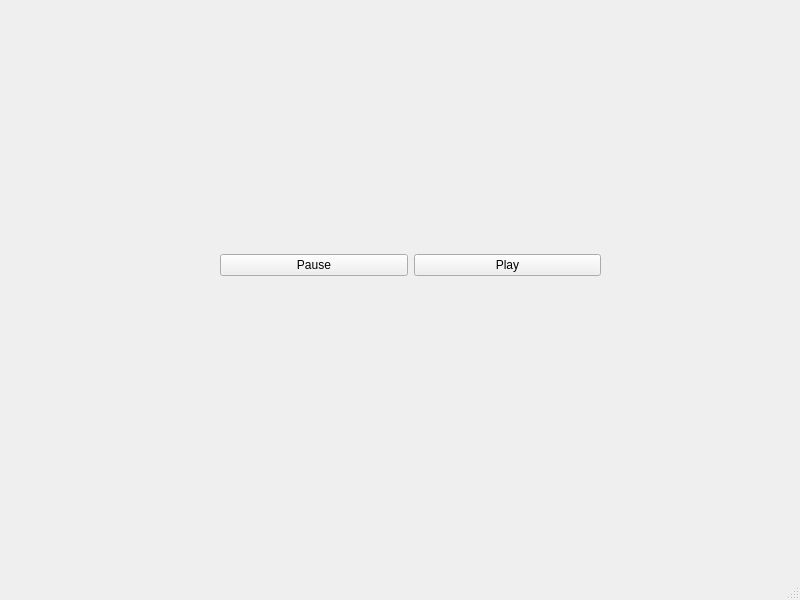
Before: the Qt Designer form pyplayer/interfaces/ui/MainWindow.ui in L140-beep/py-player, drawn with Qt 5.
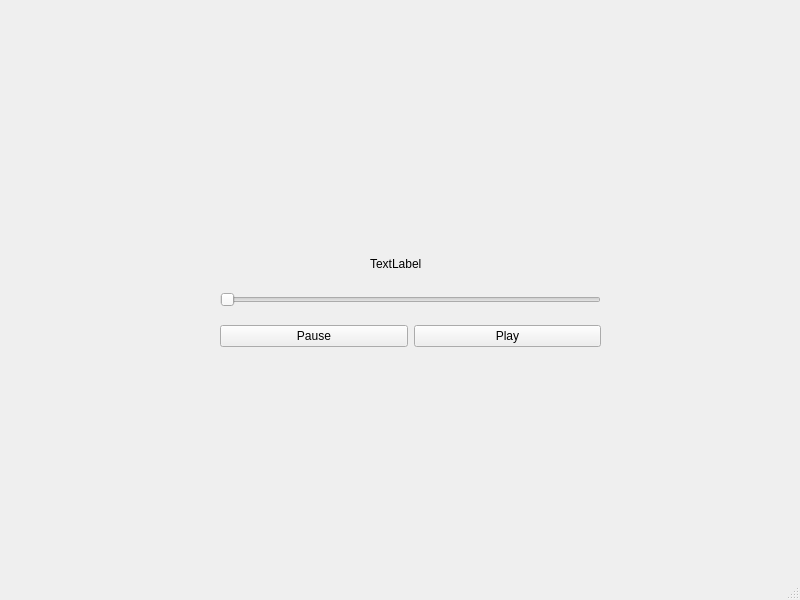
After: the same form once the commit is applied.

```diff
--- a/pyplayer/interfaces/ui/MainWindow.ui
+++ b/pyplayer/interfaces/ui/MainWindow.ui
@@ -29,20 +29,27 @@
     <property name="geometry">
      <rect>
       <x>220</x>
-      <y>170</y>
+      <y>280</y>
       <width>381</width>
-      <height>191</height>
+      <height>81</height>
      </rect>
     </property>
     <layout class="QGridLayout" name="gridLayout">
-     <item row="0" column="1">
+     <item row="0" column="0" colspan="2">
+      <widget class="QSlider" name="time_bar">
+       <property name="orientation">
+        <enum>Qt::Horizontal</enum>
+       </property>
+      </widget>
+     </item>
+     <item row="1" column="1">
       <widget class="QPushButton" name="play_button">
        <property name="text">
         <string>Play</string>
        </property>
       </widget>
      </item>
-     <item row="0" column="0">
+     <item row="1" column="0">
       <widget class="QPushButton" name="pause_button">
        <property name="text">
         <string>Pause</string>
@@ -51,6 +58,19 @@
      </item>
     </layout>
    </widget>
+   <widget class="QLabel" name="time_label">
+    <property name="geometry">
+     <rect>
+      <x>370</x>
+      <y>250</y>
+      <width>71</width>
+      <height>27</height>
+     </rect>
+    </property>
+    <property name="text">
+     <string>TextLabel</string>
+    </property>
+   </widget>
   </widget>
   <widget class="QMenuBar" name="menubar">
    <property name="geometry">
```
